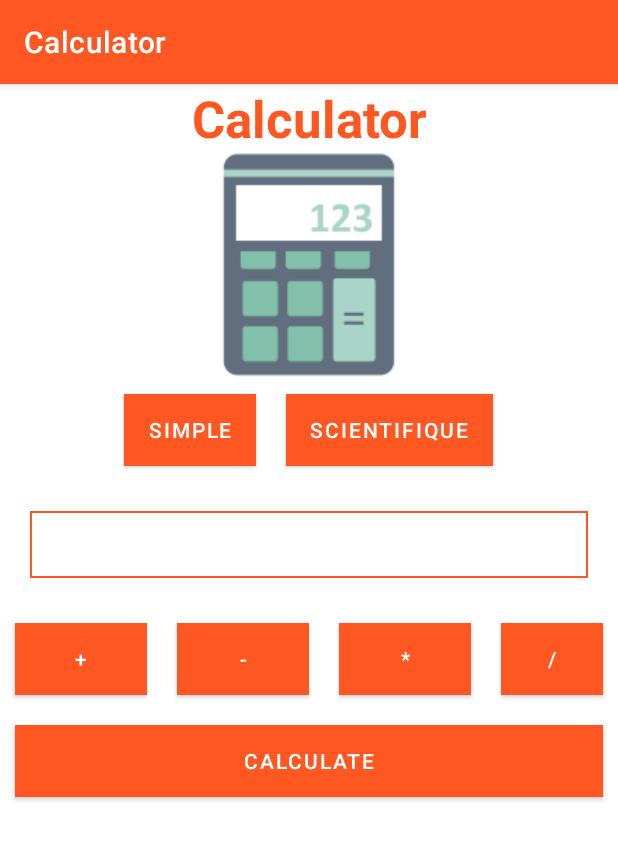
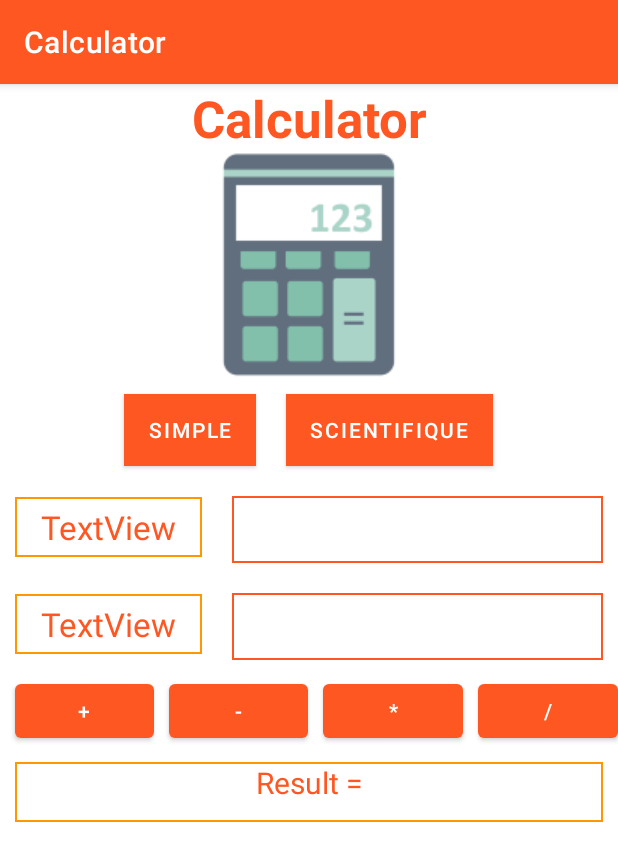
Before and after one commit to Oussama-El-Benney/Calculator, an Android app: the activity_calculate screen opened directly, with no data from a screen before it, on a phone screen of 412 x 824 dp. Shown: the top 861 px of the screen. Run offline under Robolectric (Android 15) with nearby library versions, the phone set to English and light mode, and no system bars.

Commit message:
First Android Project : -JAVA(activity) -method creation : (-Listener Surcharge                     -propre method                     -interface implementation)
-XML(design)
    -Colors
    -Strings(dictionnaire change language)

-intent to pass from activity to another
      -INTENT IMPLICITE : same app
      -INTENT EXPLICITE : pass to other app

-Fragment : create fragment and link it with an activity

```diff
--- a/app/src/main/java/isetcom/calculator/LoginActivity.java
+++ b/app/src/main/java/isetcom/calculator/LoginActivity.java
@@ -45,7 +45,7 @@ public class LoginActivity extends AppCompatActivity {
         l = log.getText().toString();
         p = pass.getText().toString();
         if(l.equals("admin") && p.equals("admin")){
-            Intent i = new Intent(LoginActivity.this, MainActivity.class);
+            Intent i = new Intent(LoginActivity.this, activity_calculate.class);
             i.putExtra("login", l);
             //i.putExtra("log", Integer.valueOf(l));
             startActivity(i);
--- a/app/src/main/java/isetcom/calculator/SimpleFragment.java
+++ b/app/src/main/java/isetcom/calculator/SimpleFragment.java
@@ -7,6 +7,10 @@ import androidx.fragment.app.Fragment;
 import android.view.LayoutInflater;
 import android.view.View;
 import android.view.ViewGroup;
+import android.widget.Button;
+import android.widget.EditText;
+import android.widget.TextView;
+import android.widget.Toast;
 
 /**
  * A simple {@link Fragment} subclass.
@@ -14,7 +18,9 @@ import android.view.ViewGroup;
  * create an instance of this fragment.
  */
 public class SimpleFragment extends Fragment {
-
+    EditText edt1, edt2;
+    Button btnadd, btnsub, btnmul, btndiv;
+    TextView txtv;
     // TODO: Rename parameter arguments, choose names that match
     // the fragment initialization parameters, e.g. ARG_ITEM_NUMBER
     private static final String ARG_PARAM1 = "param1";
@@ -58,7 +64,58 @@ public class SimpleFragment extends Fragment {
     @Override
     public View onCreateView(LayoutInflater inflater, ViewGroup container,
                              Bundle savedInstanceState) {
+        View inf = inflater.inflate(R.layout.fragment_simple, container, false);
+
+        edt1 = inf.findViewById(R.id.fop1);
+        edt2 = inf.findViewById(R.id.fop2);
+        txtv = inf.findViewById(R.id.simpleres);
+        btnadd = inf.findViewById(R.id.add);
+        btnsub = inf.findViewById(R.id.sous);
+        btnmul = inf.findViewById(R.id.mul);
+        btndiv = inf.findViewById(R.id.div);
+
+        //Récupérer la chaine de caractère "Result = " à partir du fichier strings.xml
+        String msg = getResources().getString(R.string.res);
+
+        btnadd.setOnClickListener(new View.OnClickListener() {
+            @Override
+            public void onClick(View view) {
+                int opadd = Integer.valueOf(edt1.getText().toString()) + Integer.valueOf(edt2.getText().toString());
+                txtv.setText(msg + opadd);
+            }
+        });
+
+        btnsub.setOnClickListener(new View.OnClickListener() {
+            @Override
+            public void onClick(View view) {
+                int opsous = Integer.valueOf(edt1.getText().toString()) - Integer.valueOf(edt2.getText().toString());
+                txtv.setText(msg + opsous);
+            }
+        });
+
+        btnmul.setOnClickListener(new View.OnClickListener() {
+            @Override
+            public void onClick(View view) {
+                int opmul = Integer.valueOf(edt1.getText().toString()) * Integer.valueOf(edt2.getText().toString());
+                txtv.setText(msg + opmul);
+            }
+        });
+
+        btndiv.setOnClickListener(new View.OnClickListener() {
+            @Override
+            public void onClick(View view) {
+                double opdiv=0;
+                int o1 = Integer.valueOf(edt1.getText().toString());
+                int o2 = Integer.valueOf(edt2.getText().toString());
+                if(o2 != 0) {
+                    opdiv = (double)o1 / (double)o2;
+                }else{
+                    Toast.makeText(getContext(), "Opération impossible avec opérande 2 = 0 !", Toast.LENGTH_LONG).show();
+                }
+                txtv.setText(msg + opdiv);
+            }
+        });
         // Inflate the layout for this fragment
-        return inflater.inflate(R.layout.fragment_simple, container, false);
+        return inf;
     }
-}
+    }
--- a/app/src/main/res/layout/activity_calculate.xml
+++ b/app/src/main/res/layout/activity_calculate.xml
@@ -46,6 +46,7 @@
             android:textColor="@color/white"
             android:layout_margin="10dp"
             android:background="@color/colorPrimary"
+            android:onClick="calcsimple"
             />
 
         <Button
@@ -56,78 +57,86 @@
             android:textColor="@color/white"
             android:layout_margin="10dp"
             android:background="@color/colorPrimary"
+            android:onClick="calculsci"
             />
     </LinearLayout>
+
+        <androidx.fragment.app.FragmentContainerView
+            android:id="@+id/fragplace"
+            android:name="isetcom.calculator.SimpleFragment"
+            android:layout_width="match_parent"
+            android:layout_height="wrap_content" />
+
     </LinearLayout>
 
-    <LinearLayout
-        android:layout_width="match_parent"
-        android:layout_height="wrap_content"
-        android:orientation="vertical"
-        app:layout_constraintEnd_toEndOf="parent"
-        app:layout_constraintStart_toStartOf="parent"
-        app:layout_constraintTop_toBottomOf="@id/llvtit">
-        <EditText
-            android:id="@+id/editTextAmount"
-            android:layout_width="match_parent"
-            android:layout_height="wrap_content"
-            android:ems="10"
-            android:padding="10dp"
-            android:layout_margin="20dp"
-            android:background="@drawable/edit_text_style"
-            android:inputType="number" />
-        <LinearLayout
-            android:layout_width="match_parent"
-            android:layout_height="wrap_content"
-            android:orientation="horizontal"
-            android:gravity="center"
-            >
-            <Button
-                android:id="@+id/buttonAdd"
-                android:layout_width="wrap_content"
-                android:layout_height="wrap_content"
-                android:text="+"
-                android:textColor="@color/white"
-                android:layout_margin="10dp"
-                android:background="@color/colorPrimary"
-                />
-            <Button
-                android:id="@+id/buttonDelete"
-                android:layout_width="wrap_content"
-                android:layout_height="wrap_content"
-                android:text="-"
-                android:textColor="@color/white"
-                android:layout_margin="10dp"
-                android:background="@color/colorPrimary"
-                />
-            <Button
-                android:id="@+id/buttonMult"
-                android:layout_width="wrap_content"
-                android:layout_height="wrap_content"
-                android:text="*"
-                android:textColor="@color/white"
-                android:layout_margin="10dp"
-                android:background="@color/colorPrimary"
-                />
-            <Button
-                android:id="@+id/buttonDiv"
-                android:layout_width="wrap_content"
-                android:layout_height="wrap_content"
-                android:text="/"
-                android:textColor="@color/white"
-                android:layout_margin="10dp"
-                android:background="@color/colorPrimary"
-                />
-        </LinearLayout>
+<!--    <LinearLayout-->
+<!--        android:layout_width="match_parent"-->
+<!--        android:layout_height="wrap_content"-->
+<!--        android:orientation="vertical"-->
+<!--        app:layout_constraintEnd_toEndOf="parent"-->
+<!--        app:layout_constraintStart_toStartOf="parent"-->
+<!--        app:layout_constraintTop_toBottomOf="@id/llvtit">-->
+<!--        <EditText-->
+<!--            android:id="@+id/editTextAmount"-->
+<!--            android:layout_width="match_parent"-->
+<!--            android:layout_height="wrap_content"-->
+<!--            android:ems="10"-->
+<!--            android:padding="10dp"-->
+<!--            android:layout_margin="20dp"-->
+<!--            android:background="@drawable/edit_text_style"-->
+<!--            android:inputType="number" />-->
+<!--        <LinearLayout-->
+<!--            android:layout_width="match_parent"-->
+<!--            android:layout_height="wrap_content"-->
+<!--            android:orientation="horizontal"-->
+<!--            android:gravity="center"-->
+<!--            >-->
+<!--            <Button-->
+<!--                android:id="@+id/buttonAdd"-->
+<!--                android:layout_width="wrap_content"-->
+<!--                android:layout_height="wrap_content"-->
+<!--                android:text="+"-->
+<!--                android:textColor="@color/white"-->
+<!--                android:layout_margin="10dp"-->
+<!--                android:background="@color/colorPrimary"-->
+<!--                />-->
+<!--            <Button-->
+<!--                android:id="@+id/buttonDelete"-->
+<!--                android:layout_width="wrap_content"-->
+<!--                android:layout_height="wrap_content"-->
+<!--                android:text="-"-->
+<!--                android:textColor="@color/white"-->
+<!--                android:layout_margin="10dp"-->
+<!--                android:background="@color/colorPrimary"-->
+<!--                />-->
+<!--            <Button-->
+<!--                android:id="@+id/buttonMult"-->
+<!--                android:layout_width="wrap_content"-->
+<!--                android:layout_height="wrap_content"-->
+<!--                android:text="*"-->
+<!--                android:textColor="@color/white"-->
+<!--                android:layout_margin="10dp"-->
+<!--                android:background="@color/colorPrimary"-->
+<!--                />-->
+<!--            <Button-->
+<!--                android:id="@+id/buttonDiv"-->
+<!--                android:layout_width="wrap_content"-->
+<!--                android:layout_height="wrap_content"-->
+<!--                android:text="/"-->
+<!--                android:textColor="@color/white"-->
+<!--                android:layout_margin="10dp"-->
+<!--                android:background="@color/colorPrimary"-->
+<!--                />-->
+<!--        </LinearLayout>-->
 
-        <Button
-            android:id="@+id/buttonCompute"
-            android:layout_width="match_parent"
-            android:layout_height="wrap_content"
-            android:text="@string/cal"
-            android:textColor="@color/white"
-            android:layout_margin="10dp"
-            android:background="@color/colorPrimary"
-            />
-    </LinearLayout>
+<!--        <Button-->
+<!--            android:id="@+id/buttonCompute"-->
+<!--            android:layout_width="match_parent"-->
+<!--            android:layout_height="wrap_content"-->
+<!--            android:text="@string/cal"-->
+<!--            android:textColor="@color/white"-->
+<!--            android:layout_margin="10dp"-->
+<!--            android:background="@color/colorPrimary"-->
+<!--            />-->
+<!--    </LinearLayout>-->
 </androidx.constraintlayout.widget.ConstraintLayout>
--- a/app/src/main/res/layout/fragment_simple.xml
+++ b/app/src/main/res/layout/fragment_simple.xml
@@ -35,7 +35,7 @@
                     android:background="@drawable/text_view_style"/>
 
                 <EditText
-                    android:id="@+id/editTextNumber"
+                    android:id="@+id/fop1"
                     android:layout_width="wrap_content"
                     android:layout_height="wrap_content"
                     android:layout_weight="1"
@@ -65,7 +65,7 @@
                     android:background="@drawable/text_view_style"/>
 
                 <EditText
-                    android:id="@+id/editTextNumber2"
+                    android:id="@+id/fop2"
                     android:layout_width="wrap_content"
                     android:layout_height="wrap_content"
                     android:layout_weight="1"
@@ -83,33 +83,47 @@
                 android:orientation="horizontal">
 
                 <Button
-                    android:id="@+id/button"
+                    android:id="@+id/add"
                     android:layout_width="wrap_content"
                     android:layout_height="wrap_content"
                     android:layout_weight="1"
-                    android:text="@string/add" />
+                    android:layout_marginLeft="10dp"
+                    android:text="+" />
 
                 <Button
-                    android:id="@+id/button2"
+                    android:id="@+id/sous"
                     android:layout_width="wrap_content"
                     android:layout_height="wrap_content"
                     android:layout_weight="1"
-                    android:text="@string/sous" />
+                    android:layout_marginLeft="10dp"
+                    android:text="-" />
 
                 <Button
-                    android:id="@+id/button3"
+                    android:id="@+id/mul"
                     android:layout_width="wrap_content"
                     android:layout_height="wrap_content"
                     android:layout_weight="1"
-                    android:text="@string/mul" />
+                    android:layout_marginLeft="10dp"
+                    android:text="*" />
 
                 <Button
-                    android:id="@+id/button4"
+                    android:id="@+id/div"
                     android:layout_width="wrap_content"
                     android:layout_height="wrap_content"
                     android:layout_weight="1"
-                    android:text="@string/div" />
+                    android:layout_marginLeft="10dp"
+                    android:text="/" />
             </LinearLayout>
+            <TextView
+                android:id="@+id/simpleres"
+                android:layout_width="match_parent"
+                android:layout_height="wrap_content"
+                android:text="@string/res"
+                android:textAlignment="center"
+                android:textColor="@color/colorPrimary"
+                android:textSize="20sp"
+                android:layout_margin="10dp"
+                android:background="@drawable/text_view_style"/>
         </LinearLayout>
     </ScrollView>
 
```
Also changed, not shown: app/src/main/java/isetcom/calculator/ScientifiqueFragment.java (+46 -2 lines), app/src/main/java/isetcom/calculator/activity_calculate.java (+19 -0 lines).
